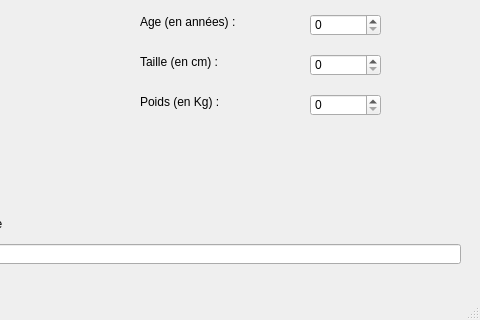
First picture: the form in mainwindow.ui, repository Smartineau901/marathon_rochelle, before the edit; both pictures show x 670 to 1150 and y 483 to 803 of the 1150 by 803 pixel window.
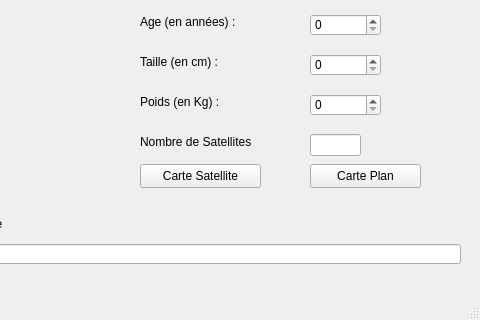
Second picture: the form after the edit. Icons and pictures are not drawn.

Commit message: Changement de carte + nom Windows

What changed in the file:
```diff
--- a/mainwindow.ui
+++ b/mainwindow.ui
@@ -505,6 +505,56 @@
      <string>Sattélite</string>
     </property>
    </widget>
+   <widget class="QPushButton" name="buttonSatellite">
+    <property name="geometry">
+     <rect>
+      <x>810</x>
+      <y>630</y>
+      <width>121</width>
+      <height>24</height>
+     </rect>
+    </property>
+    <property name="text">
+     <string>Carte Satellite</string>
+    </property>
+   </widget>
+   <widget class="QPushButton" name="buttonPlan">
+    <property name="geometry">
+     <rect>
+      <x>980</x>
+      <y>630</y>
+      <width>111</width>
+      <height>24</height>
+     </rect>
+    </property>
+    <property name="text">
+     <string>Carte Plan</string>
+    </property>
+   </widget>
+   <widget class="QLabel" name="label_15">
+    <property name="geometry">
+     <rect>
+      <x>810</x>
+      <y>600</y>
+      <width>111</width>
+      <height>16</height>
+     </rect>
+    </property>
+    <property name="text">
+     <string>Nombre de Satellites</string>
+    </property>
+   </widget>
+   <widget class="QLineEdit" name="NbSatellite">
+    <property name="geometry">
+     <rect>
+      <x>980</x>
+      <y>600</y>
+      <width>51</width>
+      <height>22</height>
+     </rect>
+    </property>
+   </widget>
+   <zorder>labelCarteSatellite</zorder>
    <zorder>label_1</zorder>
    <zorder>label_2</zorder>
    <zorder>label_3</zorder>
```
Left out of the diff: 19 changed lines with no effect on the pictures. The commit also changes 2 other files.
